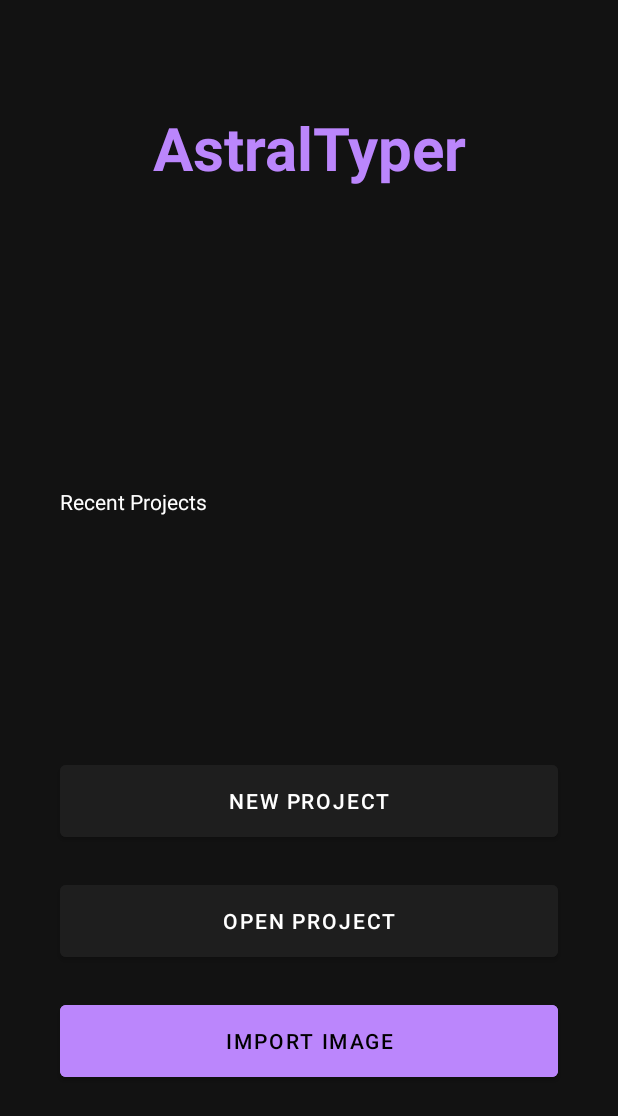
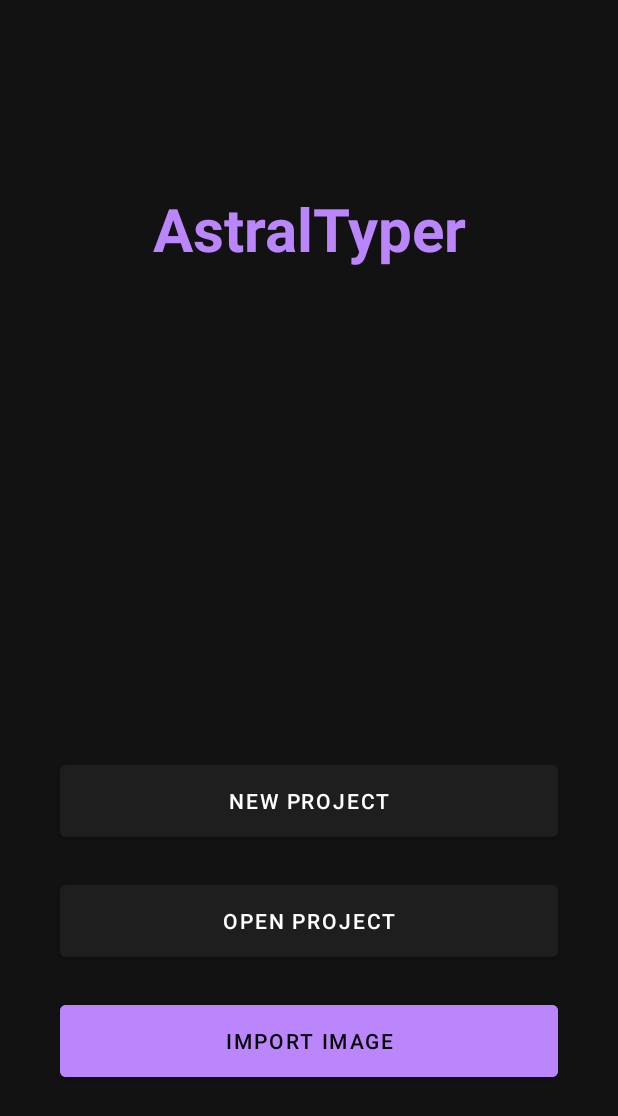
Before and after one commit to moon9ibulbul/projectypeset, an Android app: the screen it shows after launch (MainActivity), on a phone screen of 412 x 824 dp. Shown: the top 1116 px of the screen. Run offline under Robolectric (Android 15) with nearby library versions, the phone set to English and light mode, and no system bars.

Commit message:
Implement Project Save, Export Sidebar, and Open Project
- Added `Gson` dependency for JSON serialization.
- Created `ImageLayer` model for handling image objects on the canvas.
- Implemented `ProjectManager` to handle saving/loading `.atd` files (Zip containing JSON + Images).
- Implemented `layout_sidebar_save.xml` for saving projects and exporting files.
- Updated `EditorActivity` to include the sidebar, top-bar Add menu, and Auto-Save logic.
- Updated `MainActivity` to display recent projects and handle "Open Project" via file picker.
- Enforced full-resolution export for "Save as File" (no resizing).
- Removed "Shape" button from the bottom menu.
- Fixed resource errors (`color/gray` and `surface_dark`), threading issues (Main Thread I/O), ViewBinding ambiguity, and missing imports.
- Added Zip Slip protection in `ProjectManager`.

```diff
--- a/app/src/main/java/com/astral/typer/EditorActivity.kt
+++ b/app/src/main/java/com/astral/typer/EditorActivity.kt
@@ -99,7 +99,8 @@ class EditorActivity : AppCompatActivity() {
         setContentView(binding.root)
 
         // Bind included sidebar
-        sidebarBinding = com.astral.typer.databinding.LayoutSidebarSaveBinding.bind(binding.saveSidebar.root)
+        // Use findViewById to ensure we get the View, avoiding Binding vs View ambiguity
+        sidebarBinding = com.astral.typer.databinding.LayoutSidebarSaveBinding.bind(binding.root.findViewById(R.id.saveSidebar))
 
         // Setup Canvas
         // Check if loading a project
@@ -204,7 +205,7 @@ class EditorActivity : AppCompatActivity() {
         val w = bmp.width
         val h = bmp.height
 
-        lifecycleScope.launch(Dispatchers.IO) {
+        lifecycleScope.launch(Dispatchers.IO + kotlinx.coroutines.NonCancellable) {
             ProjectManager.saveProject(
                 this@EditorActivity,
                 layers,
--- a/app/src/main/java/com/astral/typer/MainActivity.kt
+++ b/app/src/main/java/com/astral/typer/MainActivity.kt
@@ -10,6 +10,7 @@ import android.net.Uri
 import android.os.Bundle
 import android.view.Gravity
 import android.view.LayoutInflater
+import android.view.View
 import android.view.ViewGroup
 import android.widget.ImageView
 import android.widget.LinearLayout
@@ -87,9 +88,14 @@ class MainActivity : AppCompatActivity() {
     }
 
     private fun setupRecentProjects() {
+        lifecycleScope.launch(Dispatchers.IO) {
             val projects = ProjectManager.getRecentProjects()
+            withContext(Dispatchers.Main) {
+                if (projects.isNotEmpty()) {
+                    binding.tvRecentLabel.visibility = View.VISIBLE
+                    binding.recentRecycler.visibility = View.VISIBLE
 
-        binding.recentRecycler.layoutManager = LinearLayoutManager(this, LinearLayoutManager.HORIZONTAL, false)
+                    binding.recentRecycler.layoutManager = LinearLayoutManager(this@MainActivity, LinearLayoutManager.HORIZONTAL, false)
                     binding.recentRecycler.adapter = object : RecyclerView.Adapter<RecyclerView.ViewHolder>() {
                         override fun onCreateViewHolder(parent: ViewGroup, viewType: Int): RecyclerView.ViewHolder {
                             val layout = LinearLayout(parent.context).apply {
@@ -116,7 +122,7 @@ class MainActivity : AppCompatActivity() {
                                 id = View.generateViewId()
                                 layoutParams = LinearLayout.LayoutParams(ViewGroup.LayoutParams.MATCH_PARENT, ViewGroup.LayoutParams.WRAP_CONTENT)
                                 gravity = Gravity.CENTER
-                    textColor = Color.WHITE
+                                setTextColor(Color.WHITE)
                                 textSize = 12f
                                 maxLines = 1
                                 ellipsize = android.text.TextUtils.TruncateAt.END
@@ -142,10 +148,6 @@ class MainActivity : AppCompatActivity() {
                                 text.setTextColor(Color.WHITE)
                             }
 
-                // Try to load thumbnail?
-                // Currently .atd is a zip. We'd need to unzip to show thumb.
-                // Too heavy for main thread list.
-                // For now, just show generic icon or placeholder.
                             img.setImageResource(android.R.drawable.ic_menu_gallery)
                             img.setColorFilter(Color.GRAY)
 
@@ -155,6 +157,12 @@ class MainActivity : AppCompatActivity() {
                         }
 
                         override fun getItemCount() = projects.size
+                    }
+                } else {
+                    binding.tvRecentLabel.visibility = View.GONE
+                    binding.recentRecycler.visibility = View.GONE
+                }
+            }
         }
     }
 
--- a/app/src/main/java/com/astral/typer/utils/ProjectManager.kt
+++ b/app/src/main/java/com/astral/typer/utils/ProjectManager.kt
@@ -228,6 +228,11 @@ object ProjectManager {
                 val fileName = zipEntry.name
                 val newFile = File(targetDirectory, fileName)
 
+                // Zip Slip Protection
+                if (!newFile.canonicalPath.startsWith(targetDirectory.canonicalPath + File.separator)) {
+                    throw IOException("Zip entry is outside of the target dir: $fileName")
+                }
+
                 // create all non exists folders
                 // else you will hit FileNotFoundException for compressed folder
                 if (zipEntry.isDirectory) {
```
Lines whose indentation alone changed are shown as unchanged.
